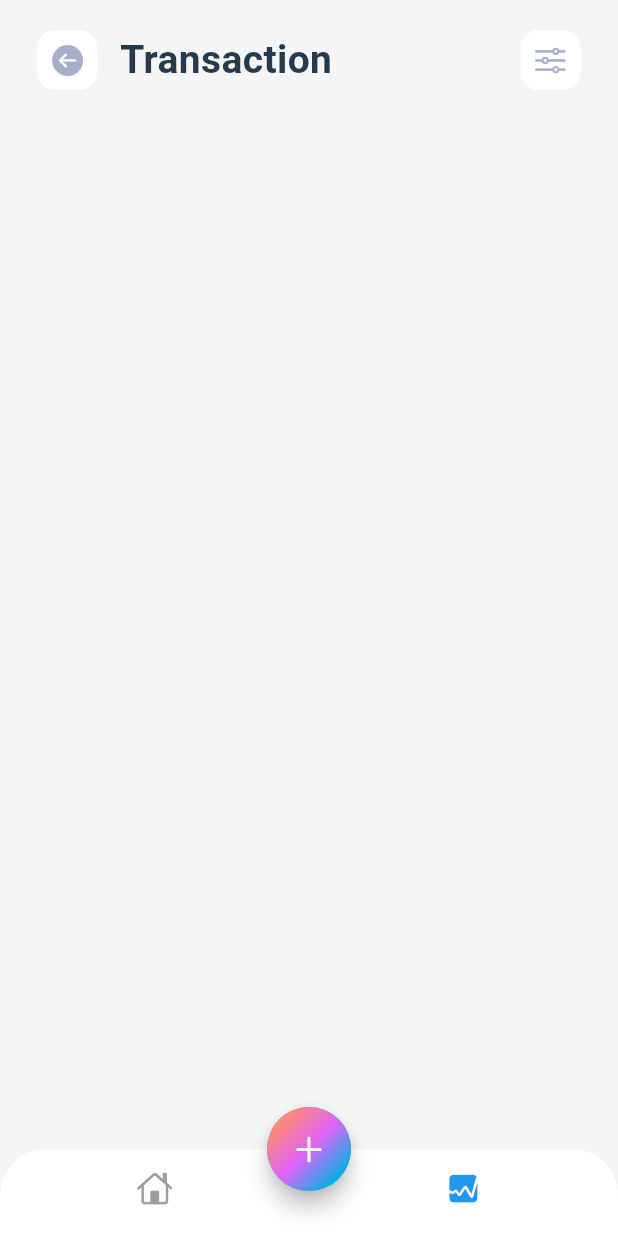
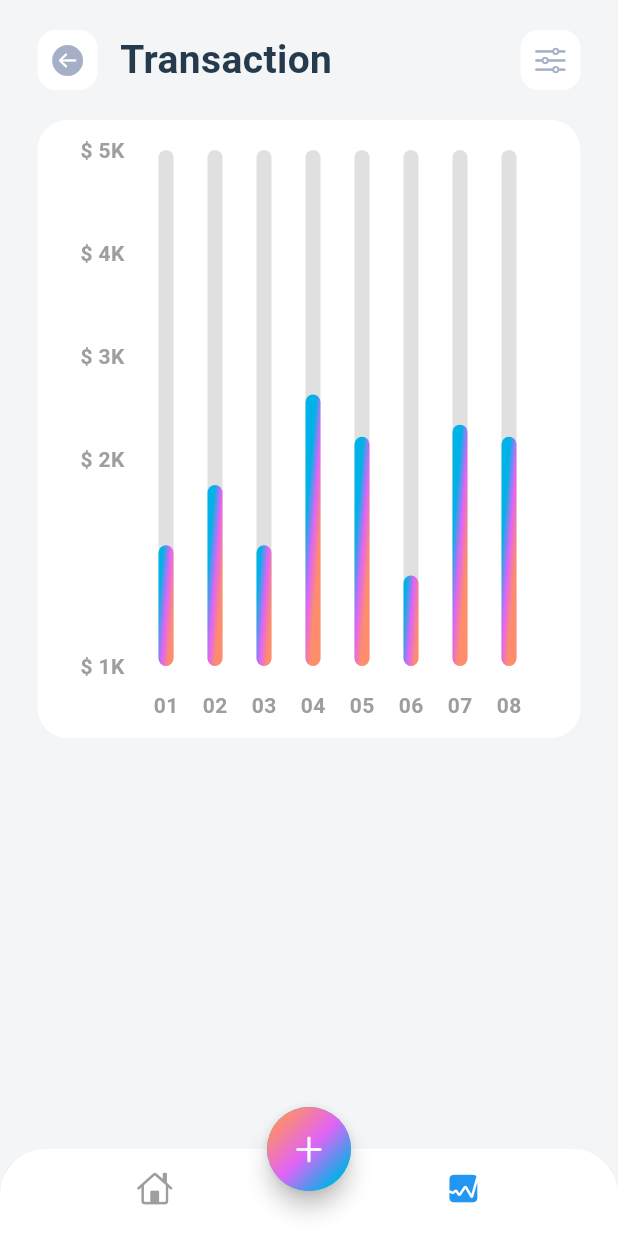
Before and after one commit to ahvvad/Tracker, a Flutter app: the screen it shows after launch, item 2 of the bottom bar chosen, on a phone screen of 412 x 824 dp. Run offline on Flutter 3.47's test engine with Material 3 defaults, Android fonts, the phone set to English and light mode, and no system bars; drawn by our look-alikes of fl_chart; our stand-ins replace font_awesome_flutter.

Commit message:
add chart section

```diff
--- a/lib/screens/stats/stats.dart
+++ b/lib/screens/stats/stats.dart
@@ -1,5 +1,5 @@
-import 'package:flutter/cupertino.dart';
 import 'package:flutter/material.dart';
+import 'package:money_tracker/screens/stats/widgets/chart.dart';
 import 'package:money_tracker/screens/stats/widgets/custom_stats_app_bar.dart';
 
 class StatsScreen extends StatelessWidget {
@@ -7,13 +7,30 @@ class StatsScreen extends StatelessWidget {
 
   @override
   Widget build(BuildContext context) {
-    return const SafeArea(
+    return SafeArea(
       child: Padding(
-        padding: EdgeInsets.only(right: 25.0, left: 25.0, top: 20.0),
+        padding: const EdgeInsets.only(right: 25.0, left: 25.0, top: 20.0),
         child: Column(
           children: [
-            CustomStatsAppBar(),
-          SizedBox(height:20 )
+            const CustomStatsAppBar(),
+            const SizedBox(height: 20),
+            Container(
+              padding: const EdgeInsets.only(
+                right: 20.0,
+                left: 20.0,
+                top: 20.0,
+                bottom: 10,
+              ),
+              width: MediaQuery.of(context).size.width,
+              height: MediaQuery.of(context).size.width,
+              decoration: const BoxDecoration(
+                color: Colors.white,
+                borderRadius: BorderRadius.all(
+                  Radius.circular(20),
+                ),
+              ),
+              child: const MyChart(),
+            )
           ],
         ),
       ),
--- /dev/null
+++ b/lib/screens/stats/widgets/chart.dart
@@ -0,0 +1,195 @@
+import 'dart:math';
+import 'package:fl_chart/fl_chart.dart';
+import 'package:flutter/material.dart';
+
+class MyChart extends StatefulWidget {
+  const MyChart({super.key});
+
+  @override
+  State<MyChart> createState() => _MyChartState();
+}
+
+class _MyChartState extends State<MyChart> with TickerProviderStateMixin {
+  late final AnimationController _controller;
+  late final Animation<double> _animation;
+
+  @override
+  void initState() {
+    super.initState();
+    _controller = AnimationController(
+      duration: const Duration(seconds: 2),
+      vsync: this,
+    );
+    _animation = Tween<double>(begin: 0, end: 1).animate(CurvedAnimation(
+      parent: _controller,
+      curve: Curves.easeInOut,
+    ))
+      ..addListener(() {
+        setState(() {});
+      });
+    _controller.forward();
+  }
+
+  @override
+  Widget build(BuildContext context) {
+    return BarChart(
+      mainBarChart(),
+    );
+  }
+
+  BarChartGroupData makeGroupChart(int x, double y) {
+    return BarChartGroupData(
+      x: x,
+      barRods: [
+        BarChartRodData(
+          toY: y * _animation.value,
+          gradient: LinearGradient(
+            colors: [
+              Theme.of(context).colorScheme.primary,
+              Theme.of(context).colorScheme.secondary,
+              Theme.of(context).colorScheme.tertiary,
+            ],
+            transform: const GradientRotation(pi / 40),
+          ),
+          width: 10,
+          backDrawRodData: BackgroundBarChartRodData(
+            show: true,
+            toY: 5,
+            color: Colors.grey.shade300,
+          ),
+        ),
+      ],
+    );
+  }
+
+  List<BarChartGroupData> showingGroups() => List.generate(8, (i) {
+        switch (i) {
+          case 0:
+            return makeGroupChart(0, 2);
+          case 1:
+            return makeGroupChart(1, 3);
+          case 2:
+            return makeGroupChart(2, 2);
+          case 3:
+            return makeGroupChart(3, 4.5);
+          case 4:
+            return makeGroupChart(4, 3.8);
+          case 5:
+            return makeGroupChart(5, 1.5);
+          case 6:
+            return makeGroupChart(6, 4);
+          case 7:
+            return makeGroupChart(7, 3.8);
+          default:
+            return throw Error();
+        }
+      });
+
+  BarChartData mainBarChart() {
+    return BarChartData(
+      titlesData: FlTitlesData(
+        show: true,
+        rightTitles: const AxisTitles(
+          sideTitles: SideTitles(showTitles: false),
+        ),
+        topTitles: const AxisTitles(
+          sideTitles: SideTitles(showTitles: false),
+        ),
+        bottomTitles: AxisTitles(
+          sideTitles: SideTitles(
+            showTitles: true,
+            reservedSize: 38,
+            getTitlesWidget: getTiles,
+          ),
+        ),
+        leftTitles: AxisTitles(
+          sideTitles: SideTitles(
+            showTitles: true,
+            reservedSize: 38,
+            getTitlesWidget: leftTitles,
+          ),
+        ),
+      ),
+      borderData: FlBorderData(show: false),
+      gridData: const FlGridData(show: false),
+      barGroups: showingGroups(),
+    );
+  }
+
+  Widget getTiles(double value, TitleMeta meta) {
+    const style = TextStyle(
+      color: Colors.grey,
+      fontWeight: FontWeight.bold,
+      fontSize: 14,
+    );
+    Widget text;
+
+    switch (value.toInt()) {
+      case 0:
+        text = const Text('01', style: style);
+        break;
+      case 1:
+        text = const Text('02', style: style);
+        break;
+      case 2:
+        text = const Text('03', style: style);
+        break;
+      case 3:
+        text = const Text('04', style: style);
+        break;
+      case 4:
+        text = const Text('05', style: style);
+        break;
+      case 5:
+        text = const Text('06', style: style);
+        break;
+      case 6:
+        text = const Text('07', style: style);
+        break;
+      case 7:
+        text = const Text('08', style: style);
+        break;
+      default:
+        text = const Text('', style: style);
+        break;
+    }
+    return SideTitleWidget(
+      axisSide: meta.axisSide,
+      space: 16,
+      child: text,
+    );
+  }
+
+  Widget leftTitles(double value, TitleMeta meta) {
+    const style = TextStyle(
+      color: Colors.grey,
+      fontWeight: FontWeight.bold,
+      fontSize: 14,
+    );
+    String text;
+    if (value == 0) {
+      text = '\$ 1K';
+    } else if (value == 2) {
+      text = '\$ 2K';
+    } else if (value == 3) {
+      text = '\$ 3K';
+    } else if (value == 4) {
+      text = '\$ 4K';
+    } else if (value == 5) {
+      text = '\$ 5K';
+    } else {
+      return Container();
+    }
+    return SideTitleWidget(
+      axisSide: meta.axisSide,
+      space: 0,
+      child: Text(text, style: style),
+    );
+  }
+
+  @override
+  void dispose() {
+    _controller.dispose();
+    super.dispose();
+  }
+}
--- a/lib/screens/stats/widgets/custom_stats_app_bar.dart
+++ b/lib/screens/stats/widgets/custom_stats_app_bar.dart
@@ -1,4 +1,3 @@
-
 import 'package:flutter/cupertino.dart';
 import 'package:flutter/material.dart';
 import 'package:money_tracker/screens/home/views/home_screen.dart';
@@ -28,8 +27,16 @@ class CustomStatsAppBar extends StatelessWidget {
                   onPressed: () {
                     Navigator.pushReplacement(
                       context,
-                      MaterialPageRoute(
-                        builder: (context) => const HomeScreen(),
+                      PageRouteBuilder(
+                        pageBuilder: (context, animation, secondaryAnimation) =>
+                            const HomeScreen(),
+                        transitionsBuilder:
+                            (context, animation, secondaryAnimation, child) {
+                          return FadeTransition(
+                            opacity: animation,
+                            child: child,
+                          );
+                        },
                       ),
                     );
                   },
--- a/pubspec.yaml
+++ b/pubspec.yaml
@@ -36,7 +36,7 @@ dependencies:
   # Use with the CupertinoIcons class for iOS style icons.
   cupertino_icons: ^1.0.8
   font_awesome_flutter: ^10.8.0
-  fl_chart: ^0.70.2
+  fl_chart: ^0.66.0
 
 dev_dependencies:
   flutter_test:
```
Also changed, not shown: pubspec.lock.
